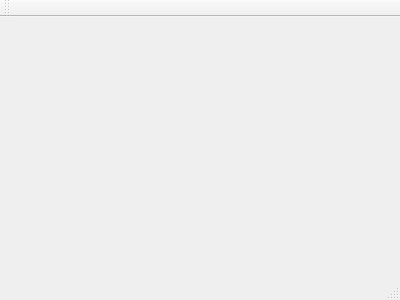
This is src/gui/mainwindow.ui in cheshirekow/openbookfs as Qt 5 draws it before an edit. The edited form follows.
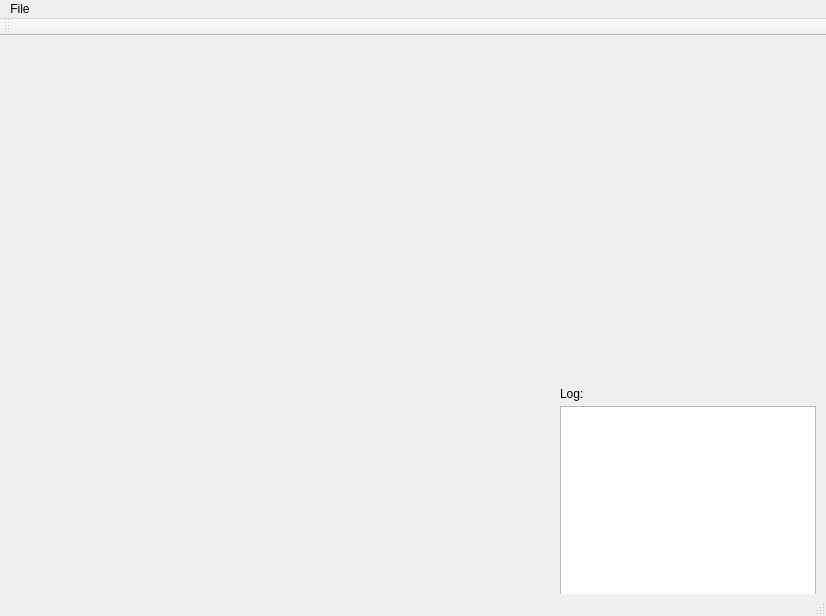
This is the edited form. Custom widgets are drawn as their Qt base class.

```diff
--- a/src/gui/mainwindow.ui
+++ b/src/gui/mainwindow.ui
@@ -1,24 +1,99 @@
 <ui version="4.0">
  <class>MainWindow</class>
- <widget class="QMainWindow" name="MainWindow" >
-  <property name="geometry" >
+ <widget class="QMainWindow" name="MainWindow">
+  <property name="geometry">
    <rect>
     <x>0</x>
     <y>0</y>
-    <width>400</width>
-    <height>300</height>
+    <width>826</width>
+    <height>616</height>
    </rect>
   </property>
   <property name="windowTitle" >
    <string>MainWindow</string>
   </property>
-  <widget class="QMenuBar" name="menuBar" />
-  <widget class="QToolBar" name="mainToolBar" />
-  <widget class="QWidget" name="centralWidget" />
-  <widget class="QStatusBar" name="statusBar" />
+  <widget class="QWidget" name="centralWidget">
+   <widget class="LocalClient" name="widget" native="true">
+    <property name="geometry">
+     <rect>
+      <x>10</x>
+      <y>10</y>
+      <width>811</width>
+      <height>321</height>
+     </rect>
+    </property>
+   </widget>
+   <widget class="QTextBrowser" name="textBrowser">
+    <property name="geometry">
+     <rect>
+      <x>560</x>
+      <y>370</y>
+      <width>256</width>
+      <height>192</height>
+     </rect>
+    </property>
+   </widget>
+   <widget class="QLabel" name="label">
+    <property name="geometry">
+     <rect>
+      <x>560</x>
+      <y>350</y>
+      <width>70</width>
+      <height>16</height>
+     </rect>
+    </property>
+    <property name="text">
+     <string>Log:</string>
+    </property>
+   </widget>
+  </widget>
+  <widget class="QMenuBar" name="menuBar">
+   <property name="geometry">
+    <rect>
+     <x>0</x>
+     <y>0</y>
+     <width>826</width>
+     <height>22</height>
+    </rect>
+   </property>
+   <widget class="QMenu" name="menuFile">
+    <property name="title">
+     <string>File</string>
+    </property>
+    <addaction name="actionConnect"/>
+    <addaction name="actionQuit"/>
+   </widget>
+   <addaction name="menuFile"/>
+  </widget>
+  <widget class="QToolBar" name="mainToolBar">
+   <attribute name="toolBarArea">
+    <enum>TopToolBarArea</enum>
+   </attribute>
+   <attribute name="toolBarBreak">
+    <bool>false</bool>
+   </attribute>
+  </widget>
+  <widget class="QStatusBar" name="statusBar"/>
+  <action name="actionConnect">
+   <property name="text">
+    <string>Connect...</string>
+   </property>
+  </action>
+  <action name="actionQuit">
+   <property name="text">
+    <string>Quit</string>
+   </property>
+  </action>
  </widget>
- <layoutDefault spacing="6" margin="11" />
- <pixmapfunction></pixmapfunction>
+ <layoutdefault spacing="6" margin="11"/>
+ <customwidgets>
+  <customwidget>
+   <class>LocalClient</class>
+   <extends>QWidget</extends>
+   <header>localclient.h</header>
+   <container>1</container>
+  </customwidget>
+ </customwidgets>
  <resources/>
  <connections/>
 </ui>
```
Left out of the diff: 3 changed lines with no effect on the pictures.
